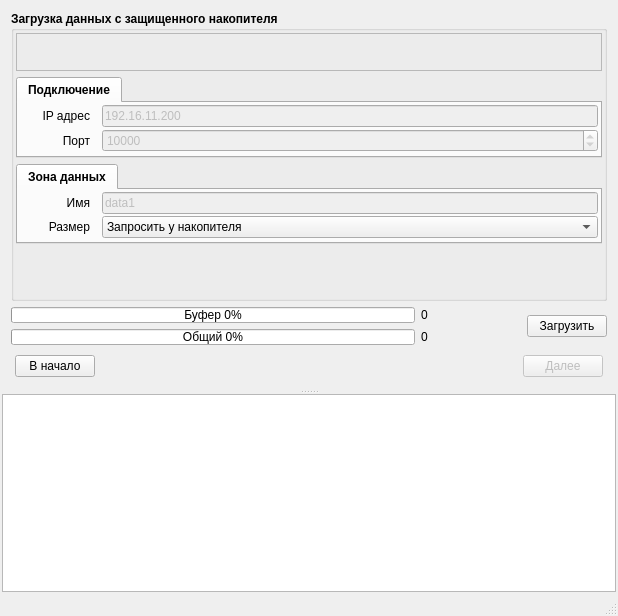
First picture: the form in recovery/ZNRecover/src/mainwindow.ui, repository Aleksander1975/Apak, before the edit.
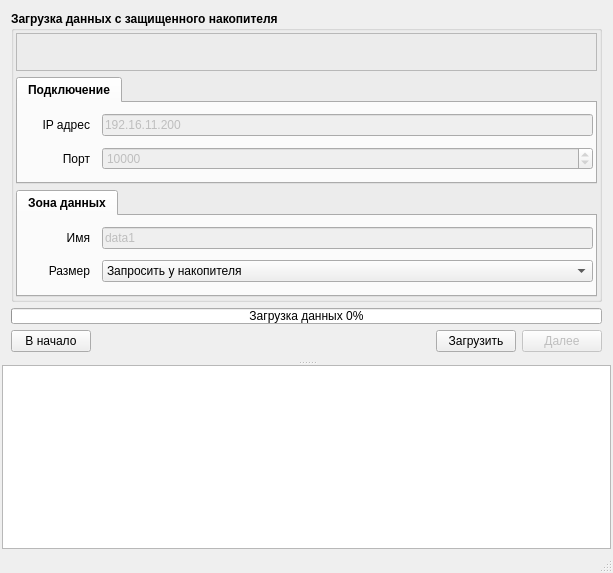
Second picture: the form after the edit. The open tabs and pages were chosen to show the change. Icons and pictures are not drawn.

The edit to the form file:
```diff
--- a/recovery/ZNRecover/src/mainwindow.ui
+++ b/recovery/ZNRecover/src/mainwindow.ui
@@ -6,8 +6,8 @@
    <rect>
     <x>0</x>
     <y>0</y>
-    <width>618</width>
-    <height>616</height>
+    <width>613</width>
+    <height>573</height>
    </rect>
   </property>
   <property name="windowTitle">
@@ -719,94 +719,24 @@
               </widget>
              </widget>
             </item>
-            <item>
-             <spacer name="verticalSpacer_2">
-              <property name="orientation">
-               <enum>Qt::Vertical</enum>
-              </property>
-              <property name="sizeHint" stdset="0">
-               <size>
-                <width>20</width>
-                <height>40</height>
-               </size>
-              </property>
-             </spacer>
-            </item>
            </layout>
           </widget>
          </item>
          <item>
           <layout class="QHBoxLayout" name="horizontalLayout_11">
            <item>
-            <layout class="QVBoxLayout" name="verticalLayout_10">
-             <item>
-              <widget class="QProgressBar" name="progressBarPart">
-               <property name="maximumSize">
-                <size>
-                 <width>16777215</width>
-                 <height>16</height>
-                </size>
-               </property>
-               <property name="value">
-                <number>0</number>
-               </property>
-               <property name="format">
-                <string>Буфер %p%</string>
-               </property>
-              </widget>
-             </item>
-             <item>
-              <widget class="QProgressBar" name="progressBar">
-               <property name="maximumSize">
-                <size>
-                 <width>16777215</width>
-                 <height>16</height>
-                </size>
-               </property>
-               <property name="value">
-                <number>0</number>
-               </property>
-               <property name="format">
-                <string>Общий %p%</string>
-               </property>
-              </widget>
-             </item>
-            </layout>
-           </item>
-           <item>
-            <layout class="QVBoxLayout" name="verticalLayout_13">
-             <item>
-              <widget class="QLabel" name="lblPartSize">
-               <property name="minimumSize">
-                <size>
-                 <width>100</width>
-                 <height>0</height>
-                </size>
-               </property>
-               <property name="text">
-                <string>0</string>
-               </property>
-              </widget>
-             </item>
-             <item>
-              <widget class="QLabel" name="lblTotalSize">
-               <property name="minimumSize">
-                <size>
-                 <width>100</width>
-                 <height>0</height>
-                </size>
-               </property>
-               <property name="text">
-                <string>0</string>
-               </property>
-              </widget>
-             </item>
-            </layout>
-           </item>
-           <item>
-            <widget class="QPushButton" name="bnStart">
-             <property name="text">
-              <string>Загрузить</string>
+            <widget class="QProgressBar" name="progressBar">
+             <property name="maximumSize">
+              <size>
+               <width>16777215</width>
+               <height>16</height>
+              </size>
+             </property>
+             <property name="value">
+              <number>0</number>
+             </property>
+             <property name="format">
+              <string>Загрузка данных %p%</string>
              </property>
             </widget>
            </item>
@@ -814,18 +744,6 @@
          </item>
          <item>
           <layout class="QHBoxLayout" name="horizontalLayout_8">
-           <property name="leftMargin">
-            <number>4</number>
-           </property>
-           <property name="topMargin">
-            <number>4</number>
-           </property>
-           <property name="rightMargin">
-            <number>4</number>
-           </property>
-           <property name="bottomMargin">
-            <number>4</number>
-           </property>
            <item>
             <widget class="QPushButton" name="bnBackToBegin1">
              <property name="font">
@@ -852,6 +770,13 @@
              </property>
             </spacer>
            </item>
+           <item>
+            <widget class="QPushButton" name="bnStart">
+             <property name="text">
+              <string>Загрузить</string>
+             </property>
+            </widget>
+           </item>
            <item>
             <widget class="QPushButton" name="bnToStep3">
              <property name="enabled">
```
Left out of the diff: 6 changed lines with no effect on the pictures.
